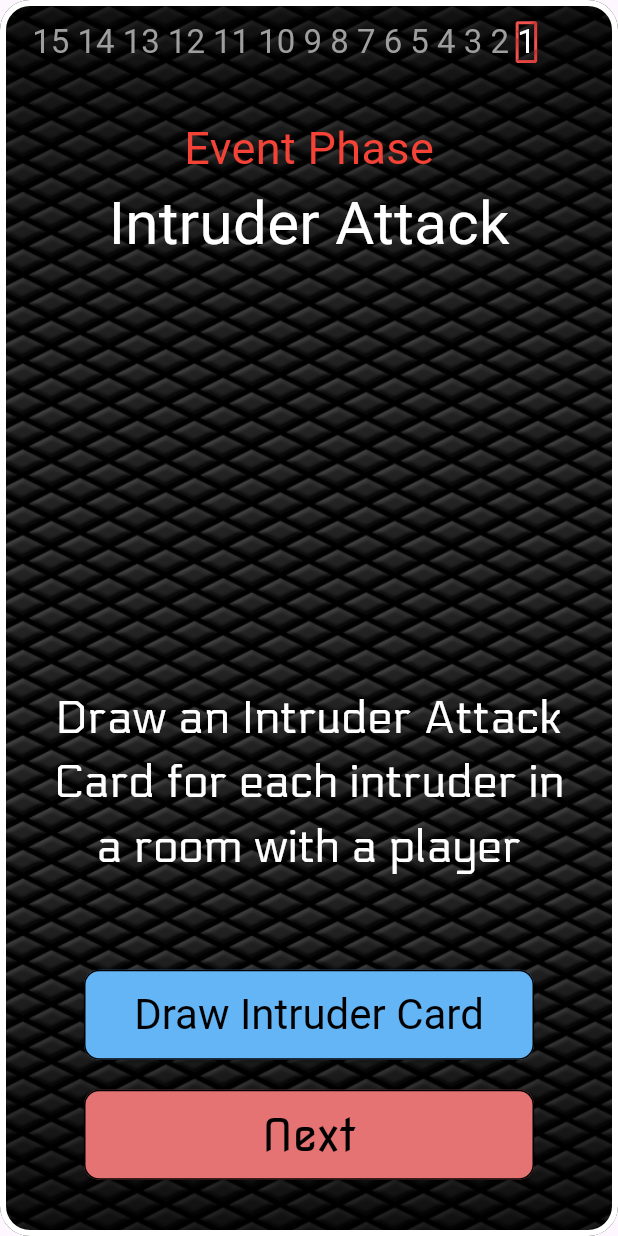
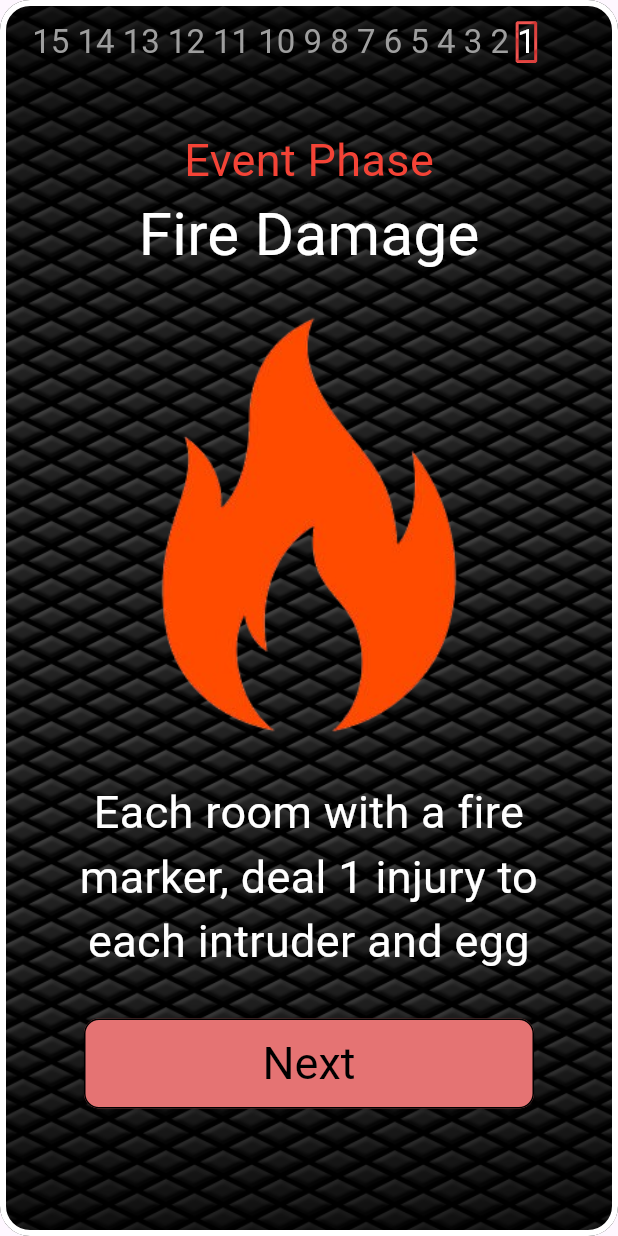
Before and after one commit to IanWickham/nemesis-lockdown, a Flutter app: the EventPhaseD screen opened directly, after a tap on "Next", on a phone screen of 412 x 824 dp. Run offline on Flutter 3.47's test engine with Material 3 defaults, Android fonts, the light colour scheme and no system bars; our stand-ins replace google_fonts.

Commit message:
Added the rest of the event phases, with Placeholder for event deck drawing.

```diff
--- a/lib/event_phase/event_phase_d.dart
+++ b/lib/event_phase/event_phase_d.dart
@@ -1,6 +1,8 @@
 import 'package:flutter/material.dart';
 import 'package:google_fonts/google_fonts.dart';
+import 'package:nemesis_lockdown_companion/event_phase/event_phase_f.dart';
 import '../globals.dart';
+import 'event_phase_e.dart';
 
 
 
@@ -70,9 +72,11 @@ class EventPhaseD extends StatelessWidget {
 
                   ElevatedButton(
                       onPressed: () {
-
-
-
+                        Navigator.push(
+                            context,
+                            MaterialPageRoute(
+                            builder: (context) => const EventPhaseE()),
+                        );
 
                       },
                       style: getButtonStyle(300, 60, Colors.red[300]!),
--- a/lib/event_phase/event_phase_e.dart
+++ b/lib/event_phase/event_phase_e.dart
@@ -0,0 +1,96 @@
+import 'package:flutter/material.dart';
+import 'package:google_fonts/google_fonts.dart';
+import '../globals.dart';
+import 'event_phase_f.dart';
+
+
+
+class EventPhaseE extends StatefulWidget {
+  const EventPhaseE({super.key});
+
+  @override
+  State<EventPhaseE> createState() => _EventPhaseEState();
+}
+
+class _EventPhaseEState extends State<EventPhaseE> {
+  @override
+  void initState() {
+    super.initState();
+
+  }
+  @override
+  Widget build(BuildContext context) => Scaffold(
+      body: Stack(
+        children: <Widget>[
+          getBackground(),
+          getTurnCounter(),
+
+          Center(
+            child: Column(
+                mainAxisAlignment: MainAxisAlignment.center,
+                children: [
+                  Text(
+                    'Event Phase',
+                    style: GoogleFonts.novaSquare(color: Colors.red, fontSize: 30),
+                  ),
+                  Text(
+                    'Fire Damage',
+                    style: GoogleFonts.novaSquare(color: Colors.white, fontSize: 40),
+                  ),
+
+
+
+                  Container(
+                    width: 330, // Adjust width as per your requirement
+                    height: 330, // Adjust height as per your requirement
+                    child: Image.asset('assets/misc assets/fire.png'),
+
+                  ),
+
+
+                  const SizedBox(height: 5.0),
+
+                  Container(
+                    width: 350,
+                    child: Text(
+                      'Each room with a fire marker, deal 1 injury to each intruder and egg',
+                      textAlign: TextAlign.center,
+                      style: GoogleFonts.novaSquare(
+                        color: Colors.white,
+                        fontSize: 30,
+                      ),
+                    ),
+                  ),
+
+                  const SizedBox(height: 30.0),
+
+
+                  ElevatedButton(
+                      onPressed: () {
+                        Navigator.push(
+                          context,
+                          MaterialPageRoute(
+                              builder: (context) => const EventPhaseF()),
+                        );
+
+
+                      },
+                      style: ElevatedButton.styleFrom(
+                          side: const BorderSide(width: 1, color: Colors.black),
+                          backgroundColor: Colors.red[300],
+                          foregroundColor: Colors.black,
+                          shape: RoundedRectangleBorder(
+                            borderRadius: BorderRadius.circular(10),
+                          ),
+                          fixedSize: const Size(300, 60),
+                          textStyle: const TextStyle(
+                              fontSize: 30, color: Colors.black)),
+                      child: Text('Next', style: GoogleFonts.novaSquare())
+                  ),
+                ]
+            ),
+          ),
+        ],
+      )
+  );
+}
```
Also changed, not shown: lib/event_phase/event_phase_f.dart (+91 -0 lines), lib/event_phase/event_phase_g.dart (+97 -0 lines), assets/misc assets/fire.png (added), pubspec.lock.
